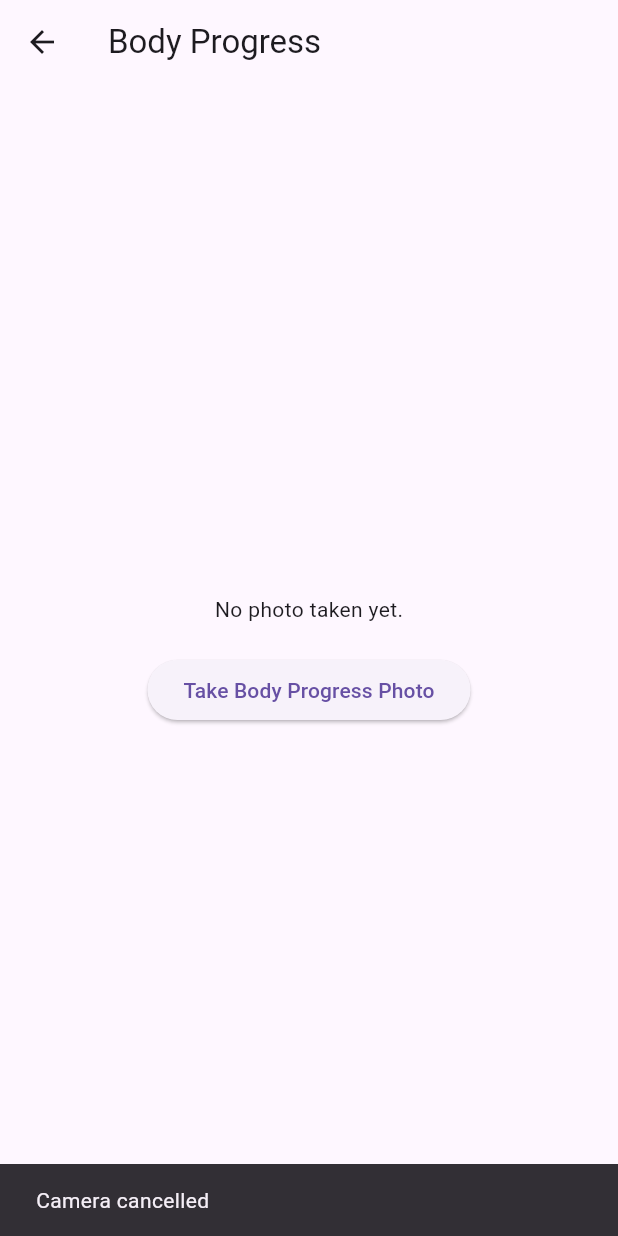
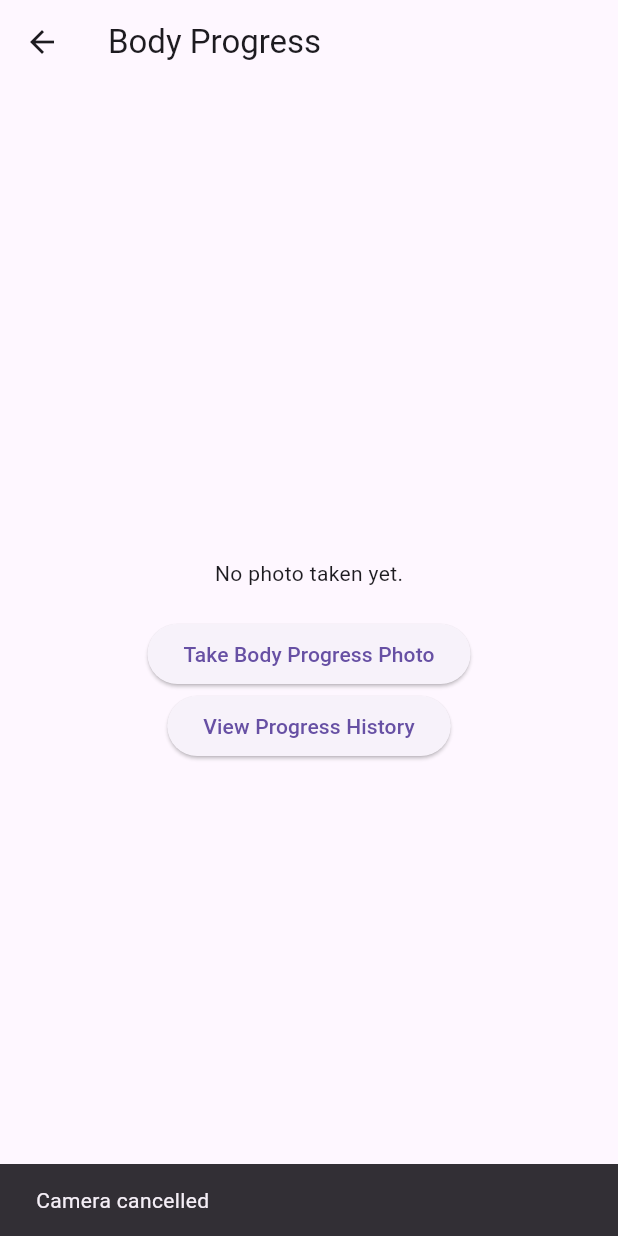
Before and after one commit to HsymRosdi/FitApps, a Flutter app: the CameraPage screen opened directly, after a tap on "Take Body Progress Photo", on a phone screen of 412 x 824 dp. Run offline on Flutter 3.47's test engine with Material 3 defaults, Android fonts, the phone set to English and light mode, and no system bars; our stand-ins replace cloud_firestore, firebase_auth, firebase_core, flutter_local_notifications, geolocator, image_picker and 1 more; accounts and stored records are empty.

Commit message:
camera features

```diff
--- a/lib/services/firebase_services.dart
+++ b/lib/services/firebase_services.dart
@@ -1,10 +1,44 @@
 import 'package:cloud_firestore/cloud_firestore.dart';
 import 'package:fitapps/core/models/user_model.dart';
+import 'package:firebase_auth/firebase_auth.dart';
 
 class FirebaseService {
   final FirebaseFirestore _firestore = FirebaseFirestore.instance;
+  final FirebaseAuth _auth = FirebaseAuth.instance;
 
+  // Save user profile
   Future<void> saveUserData(UserModel user) async {
     await _firestore.collection('users').doc(user.userId).set(user.toMap());
   }
+
+  // Save progress photo as base64
+  Future<void> saveBase64ProgressPhoto(String base64Image) async {
+    final user = _auth.currentUser;
+    if (user == null) throw Exception('User not logged in');
+
+    await _firestore.collection('body_progress').add({
+      'userId': user.uid,
+      'imageBase64': base64Image,
+      'date': DateTime.now().toIso8601String(),
+    });
+  }
+
+  // Get latest progress photo
+  Future<Map<String, dynamic>?> getLatestProgressPhoto() async {
+    final user = _auth.currentUser;
+    if (user == null) return null;
+
+    final snapshot = await _firestore
+        .collection('body_progress')
+        .where('userId', isEqualTo: user.uid)
+        .orderBy('date', descending: true)
+        .limit(1)
+        .get();
+
+    if (snapshot.docs.isNotEmpty) {
+      return snapshot.docs.first.data();
+    }
+
+    return null;
+  }
 }
--- a/lib/views/camera/camera_screen.dart
+++ b/lib/views/camera/camera_screen.dart
@@ -1,6 +1,10 @@
+import 'dart:convert';
 import 'dart:io';
 import 'package:flutter/material.dart';
 import 'package:image_picker/image_picker.dart';
+import 'package:intl/intl.dart';
+import 'package:fitapps/services/firebase_services.dart';
+import 'package:fitapps/views/home/progress_page.dart';
 
 class CameraPage extends StatefulWidget {
   const CameraPage({super.key});
@@ -10,19 +14,51 @@ class CameraPage extends StatefulWidget {
 }
 
 class _CameraPageState extends State<CameraPage> {
-  File? _image;
+  final FirebaseService _firebaseService = FirebaseService();
+  String? _base64Image;
+  String? _date;
+
+  @override
+  void initState() {
+    super.initState();
+    _loadLatestProgressPhoto();
+  }
+
+  Future<void> _loadLatestProgressPhoto() async {
+    final data = await _firebaseService.getLatestProgressPhoto();
+    if (data != null) {
+      setState(() {
+        _base64Image = data['imageBase64'];
+        _date = DateFormat('yyyy-MM-dd – kk:mm').format(DateTime.parse(data['date']));
+      });
+    }
+  }
 
   Future<void> _takePhoto() async {
-    final ImagePicker picker = ImagePicker();
+    final picker = ImagePicker();
     final XFile? photo = await picker.pickImage(source: ImageSource.camera);
 
-    if (photo != null) {
-      setState(() {
-        _image = File(photo.path);
-      });
-    } else {
+    if (photo == null) {
       ScaffoldMessenger.of(context).showSnackBar(
         const SnackBar(content: Text('Camera cancelled')),
+      );
+      return;
+    }
+
+    final File file = File(photo.path);
+    final bytes = await file.readAsBytes();
+    final base64Image = base64Encode(bytes);
+
+    try {
+      await _firebaseService.saveBase64ProgressPhoto(base64Image);
+      await _loadLatestProgressPhoto();
+
+      ScaffoldMessenger.of(context).showSnackBar(
+        const SnackBar(content: Text('Progress photo saved!')),
+      );
+    } catch (e) {
+      ScaffoldMessenger.of(context).showSnackBar(
+        SnackBar(content: Text('❌ Failed to save photo: $e')),
       );
     }
   }
@@ -32,20 +68,40 @@ class _CameraPageState extends State<CameraPage> {
     return Scaffold(
       appBar: AppBar(title: const Text('Body Progress')),
       body: Center(
+        child: SingleChildScrollView(
           child: Column(
             mainAxisAlignment: MainAxisAlignment.center,
             children: [
-            _image == null
+              _base64Image == null
                   ? const Text("No photo taken yet.")
-                : Image.file(_image!, height: 250),
+                  : Column(
+                      children: [
+                        Image.memory(base64Decode(_base64Image!), height: 250),
+                        const SizedBox(height: 10),
+                        if (_date != null)
+                          Text('Taken on $_date', style: const TextStyle(color: Colors.grey)),
+                      ],
+                    ),
               const SizedBox(height: 20),
               ElevatedButton(
                 onPressed: _takePhoto,
                 child: const Text("Take Body Progress Photo"),
               ),
+              ElevatedButton(
+  onPressed: () {
+    Navigator.push(
+      context,
+      MaterialPageRoute(builder: (_) => const ProgressPage()),
+    );
+  },
+  child: const Text("View Progress History"),
+),
+
             ],
           ),
         ),
+      ),
+
     );
   }
 }
--- a/pubspec.yaml
+++ b/pubspec.yaml
@@ -42,6 +42,8 @@ dependencies:
   flutter_local_notifications: ^19.1.0
   image_picker: ^1.1.2
   youtube_player_flutter: ^9.1.1
+  firebase_storage: ^12.4.5
+  intl: ^0.18.1
 
 dev_dependencies:
   flutter_test:
```
Also changed, not shown: lib/views/home/progress_page.dart (added, +118 -0 lines), pubspec.lock, 3 other files. Lines whose indentation alone changed are shown as unchanged.
